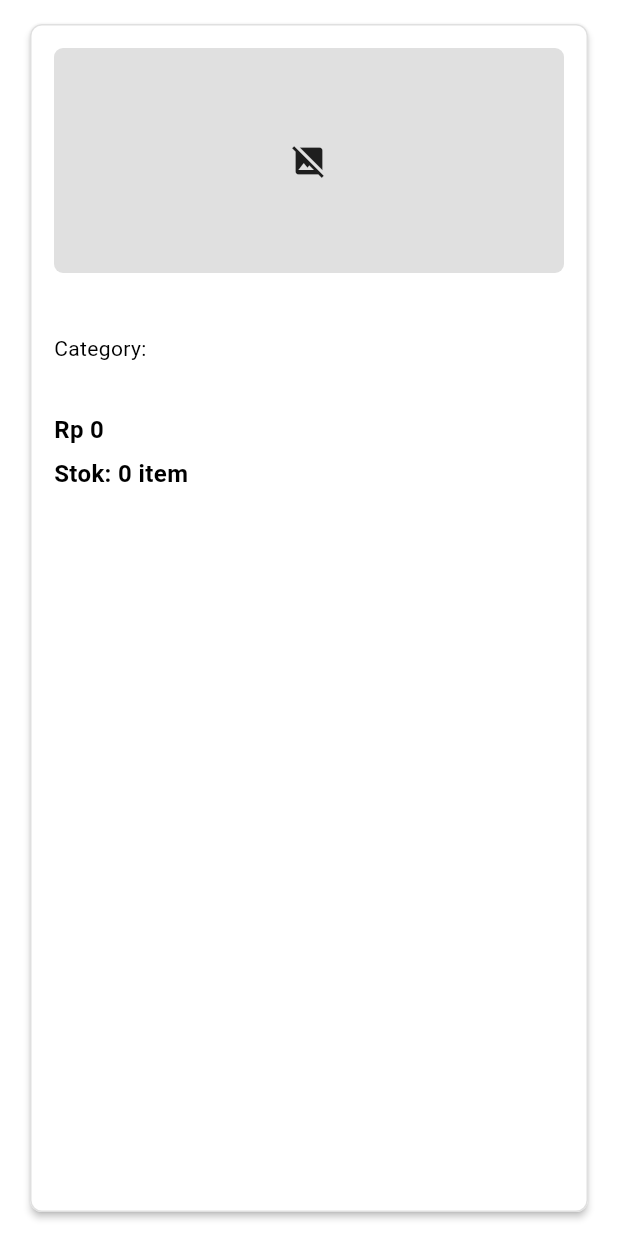
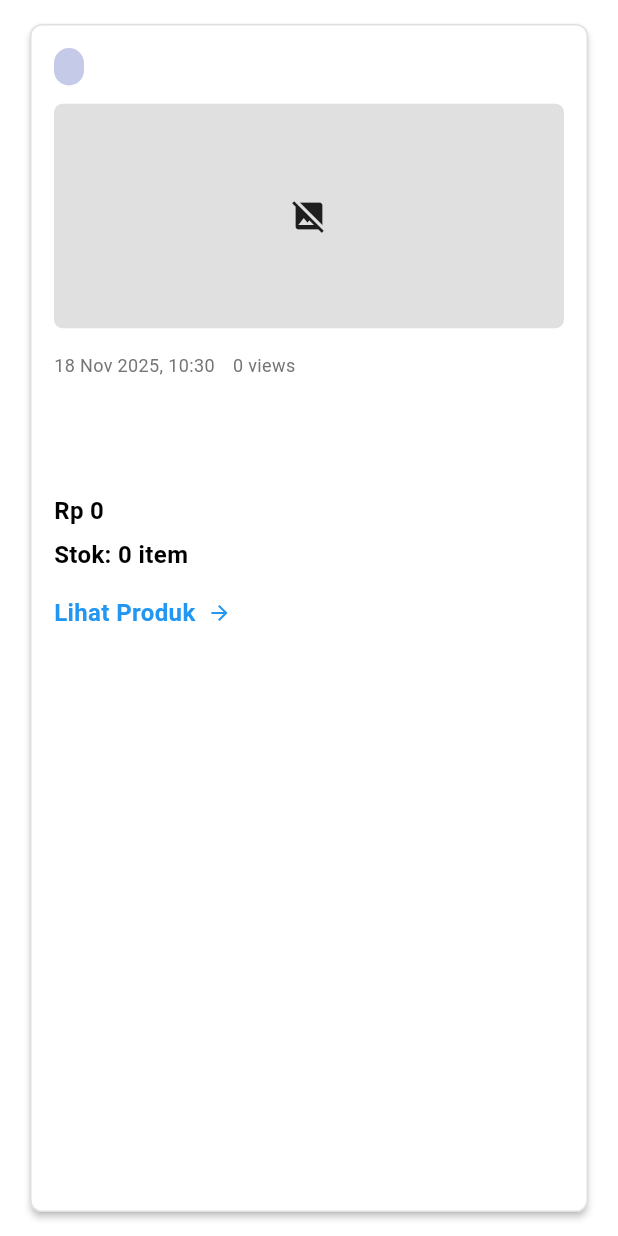
Before and after one commit to OscarGlad14/kick-season-mobile, a Flutter app: the ProductEntryCard widget shown alone on an empty page, opened directly with empty values, on a phone screen of 412 x 824 dp. Run offline on Flutter 3.47's test engine with Material 3 defaults, Android fonts, the light colour scheme and no system bars; missing offline and left inert: pbp_django_auth.

Commit message:
Mengubah tampilan card product dan detail product

```diff
--- a/lib/screens/product_detail.dart
+++ b/lib/screens/product_detail.dart
@@ -25,29 +25,15 @@ class ProductDetailPage extends StatelessWidget {
       child: Column(
           crossAxisAlignment: CrossAxisAlignment.start,
             children: [
-            // Thumbnail image
-            if (product.fields.thumbnail != null && product.fields.thumbnail!.isNotEmpty)
-              Image.network(
-                'http://localhost:8000/proxy-image/?url=${Uri.encodeComponent(product.fields.thumbnail!)}',
-                width: double.infinity,
-                height: 250,
-                fit: BoxFit.cover,
-                errorBuilder: (context, error, stackTrace) => Container(
-                  height: 250,
-                  color: Colors.grey[300],
-                  child: const Center(
-                    child: Icon(Icons.broken_image, size: 50),
-                  ),
-                ),
-              ),
-
               Padding(
                 padding: const EdgeInsets.all(16.0),
                 child: Column(
-                crossAxisAlignment: CrossAxisAlignment.start,
+                  crossAxisAlignment: CrossAxisAlignment.stretch,
                   children: [
                   // Category and IsFeatured
                   Row(
+                    mainAxisAlignment: MainAxisAlignment.spaceBetween,
+                    crossAxisAlignment: CrossAxisAlignment.center,
                     children: [
                       Container(
                         padding: const EdgeInsets.symmetric(
@@ -84,7 +70,48 @@ class ProductDetailPage extends StatelessWidget {
                         ),
                     ],
                   ),
-                  const SizedBox(height: 8),
+                   const SizedBox(height: 12),
+
+                // Thumbnail image
+                if (product.fields.thumbnail != null && product.fields.thumbnail!.isNotEmpty)
+                  Image.network(
+                    'http://localhost:8000/proxy-image/?url=${Uri.encodeComponent(product.fields.thumbnail!)}',
+                    width: double.infinity,
+                    height: 250,
+                    fit: BoxFit.cover,
+                    errorBuilder: (context, error, stackTrace) => Container(
+                      height: 250,
+                      color: Colors.grey[300],
+                      child: const Center(
+                        child: Icon(Icons.broken_image, size: 50),
+                      ),
+                    ),
+                  ),
+                  const SizedBox(height: 12),
+
+                  // Views and Date
+                  Row(
+                     children: [
+                      Text(
+                        _formatDate(product.fields.createdAt),
+                        style: TextStyle(
+                          fontSize: 12,
+                          color: Colors.grey[600],
+                        ),
+                      ),
+                      const SizedBox(width: 8),
+
+                      Text(
+                        '${product.fields.productViews} views',
+                        style: TextStyle(
+                          fontSize: 12,
+                          color: Colors.grey[600],
+                        ),
+                      ),
+                      const SizedBox(width: 12),
+                    ],
+                  ),
+                  const SizedBox(height: 12),
 
                   // Title
                   Text(
@@ -122,30 +149,6 @@ class ProductDetailPage extends StatelessWidget {
                   ),
                   const Divider(height: 8),
 
-                  // Views and Date
-                  Row(
-                     children: [
-                      Icon(Icons.visibility, size: 16, color: Colors.grey[600]),
-                      const SizedBox(width: 4),
-                      Text(
-                        '${product.fields.productViews} views',
-                        style: TextStyle(
-                          fontSize: 12,
-                          color: Colors.grey[600],
-                        ),
-                      ),
-                      const SizedBox(width: 12),
-                      Text(
-                        _formatDate(product.fields.createdAt),
-                        style: TextStyle(
-                          fontSize: 12,
-                          color: Colors.grey[600],
-                        ),
-                      ),
-                    ],
-                  ),
-                  const SizedBox(height: 16),
-
                   // Full content
                   Text(
                     product.fields.description,
--- a/lib/screens/product_entry_list.dart
+++ b/lib/screens/product_entry_list.dart
@@ -190,7 +190,6 @@ class _ProductEntryListPageState extends State<ProductEntryListPage> {
                 ],
               ),
             ),
-
           const SizedBox(height: 8),
 
           // Product List
--- a/lib/widgets/product_entry_card.dart
+++ b/lib/widgets/product_entry_card.dart
@@ -10,6 +10,13 @@ class ProductEntryCard extends StatelessWidget {
     required this.product,
     required this.onTap,
   });
+
+  String _formatDate(DateTime date) {
+    // Simple date formatter without intl package
+    final months = ['Jan', 'Feb', 'Mar', 'Apr', 'May', 'Jun',
+                    'Jul', 'Aug', 'Sep', 'Oct', 'Nov', 'Dec'];
+    return '${date.day} ${months[date.month - 1]} ${date.year}, ${date.hour.toString().padLeft(2, '0')}:${date.minute.toString().padLeft(2, '0')}';
+  }
 
   @override
   Widget build(BuildContext context) {
@@ -29,13 +36,55 @@ class ProductEntryCard extends StatelessWidget {
               mainAxisAlignment: MainAxisAlignment.start,
               crossAxisAlignment: CrossAxisAlignment.start,
               children: [
+                // Category and IsFeatured
+                Row(
+                  mainAxisAlignment: MainAxisAlignment.spaceBetween,
+                  crossAxisAlignment: CrossAxisAlignment.center,
+                  children: [
+                    Container(
+                      padding: const EdgeInsets.symmetric(
+                          horizontal: 10.0, vertical: 4.0),
+                      decoration: BoxDecoration(
+                        color: Colors.indigo.shade100,
+                        borderRadius: BorderRadius.circular(12.0),
+                      ),
+                      child: Text(
+                        product.fields.category.toUpperCase(),
+                        style: TextStyle(
+                          fontSize: 12,
+                          fontWeight: FontWeight.bold,
+                          color: Colors.indigo.shade700,
+                        ),
+                      ),
+                    ),
+                    const SizedBox(width: 12),
+                    if (product.fields.isFeatured)
+                      Container(
+                        padding: const EdgeInsets.symmetric(
+                            horizontal: 12.0, vertical: 6.0),
+                        decoration: BoxDecoration(
+                          color: Colors.amber,
+                          borderRadius: BorderRadius.circular(20.0),
+                        ),
+                        child: const Text(
+                          'Featured',
+                          style: TextStyle(
+                            fontWeight: FontWeight.bold,
+                            fontSize: 12,
+                          ),
+                        ),
+                      ),
+                  ],
+                ),
+                const SizedBox(height: 12),
+
                 // Thumbnail
                 ClipRRect(
                   borderRadius: BorderRadius.circular(6),
                   child: (product.fields.thumbnail?.isNotEmpty ?? false)
                       ? Image.network(
                           'http://localhost:8000/proxy-image/?url=${Uri.encodeComponent(product.fields.thumbnail!)}',
-                          height: 150,
+                          height: 280,
                           width: double.infinity,
                           fit: BoxFit.cover,
                           errorBuilder: (context, error, stackTrace) => Container(
@@ -51,7 +100,29 @@ class ProductEntryCard extends StatelessWidget {
                           child: const Center(child: Icon(Icons.image_not_supported)),
                         ),
                 ),
-                const SizedBox(height: 8),
+                const SizedBox(height: 16),
+
+                // Date dan views
+                Row(
+                     children: [
+                      Text(
+                        _formatDate(product.fields.createdAt),
+                        style: TextStyle(
+                          fontSize: 12,
+                          color: Colors.grey[600],
+                        ),
+                      ),
+                      const SizedBox(width: 12),
+                      Text(
+                        '${product.fields.productViews} views',
+                        style: TextStyle(
+                          fontSize: 12,
+                          color: Colors.grey[600],
+                        ),
+                      ),
+                    ],
+                ),
+                const SizedBox(height: 12),
 
                 // Title
                 Text(
@@ -63,10 +134,6 @@ class ProductEntryCard extends StatelessWidget {
                 ),
                 const SizedBox(height: 6),
 
-                // Category
-                Text('Category: ${product.fields.category}'),
-                const SizedBox(height: 6),
-
                 // Content preview
                 Text(
                   product.fields.description.length > 100
@@ -76,8 +143,7 @@ class ProductEntryCard extends StatelessWidget {
                   overflow: TextOverflow.ellipsis,
                   style: const TextStyle(color: Colors.black54),
                 ),
-                const SizedBox(height: 6),
-
+                const SizedBox(height: 12),
 
                 // Price
                 Text(
@@ -97,17 +163,31 @@ class ProductEntryCard extends StatelessWidget {
                     fontWeight: FontWeight.bold,
                   ),
                 ),
-                const SizedBox(height: 6),
+                const SizedBox(height: 16),
 
-                // Featured indicator
-                if (product.fields.isFeatured)
-                  const Text(
-                    'Featured',
-                    style: TextStyle(
-                      color: Colors.amber,
-                      fontWeight: FontWeight.bold
-                    ),
+                GestureDetector(
+                  onTap: onTap,
+                  child:
+                    Row(
+                    children: [
+                      Text(
+                        'Lihat Produk',
+                        style: const TextStyle(
+                          fontSize: 16.0,
+                          fontWeight: FontWeight.bold,
+                          color: Colors.blue,
+                        ),
+                      ),
+                      const SizedBox(width: 8),
+                      const Icon(
+                        Icons.arrow_forward,
+                        color: Colors.blue,
+                        size: 16,
+                      ),
+                    ],
                   ),
+                ),
+                const SizedBox(height: 12),
               ],
             ),
           ),
```
Lines whose indentation alone changed are shown as unchanged.
